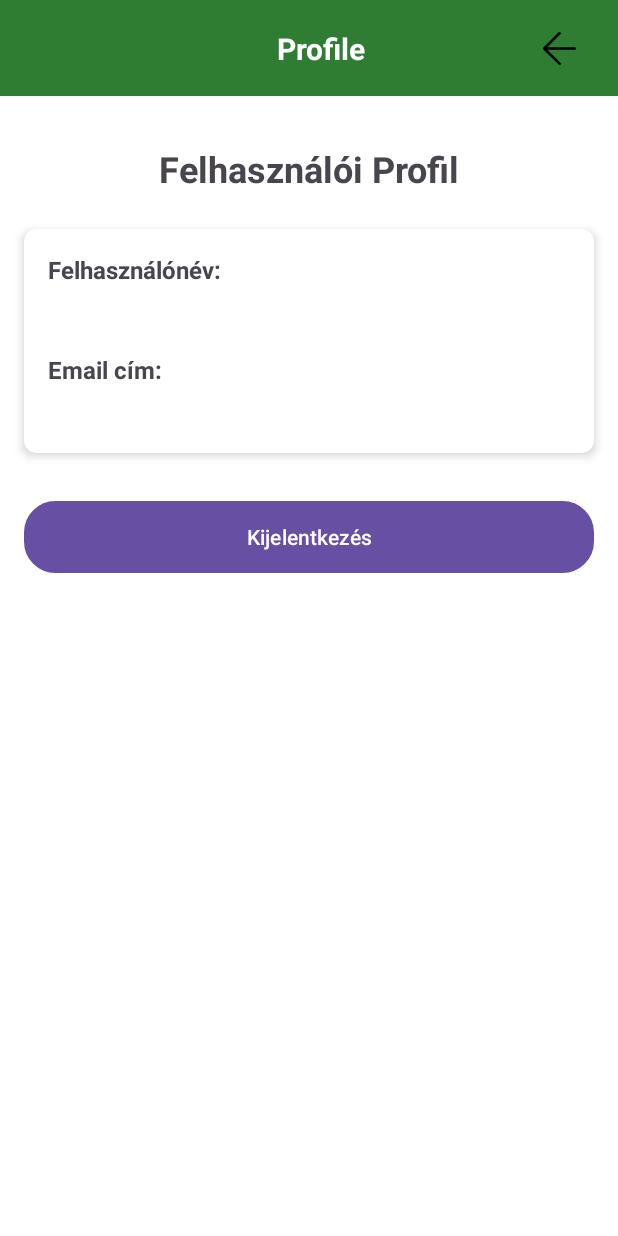
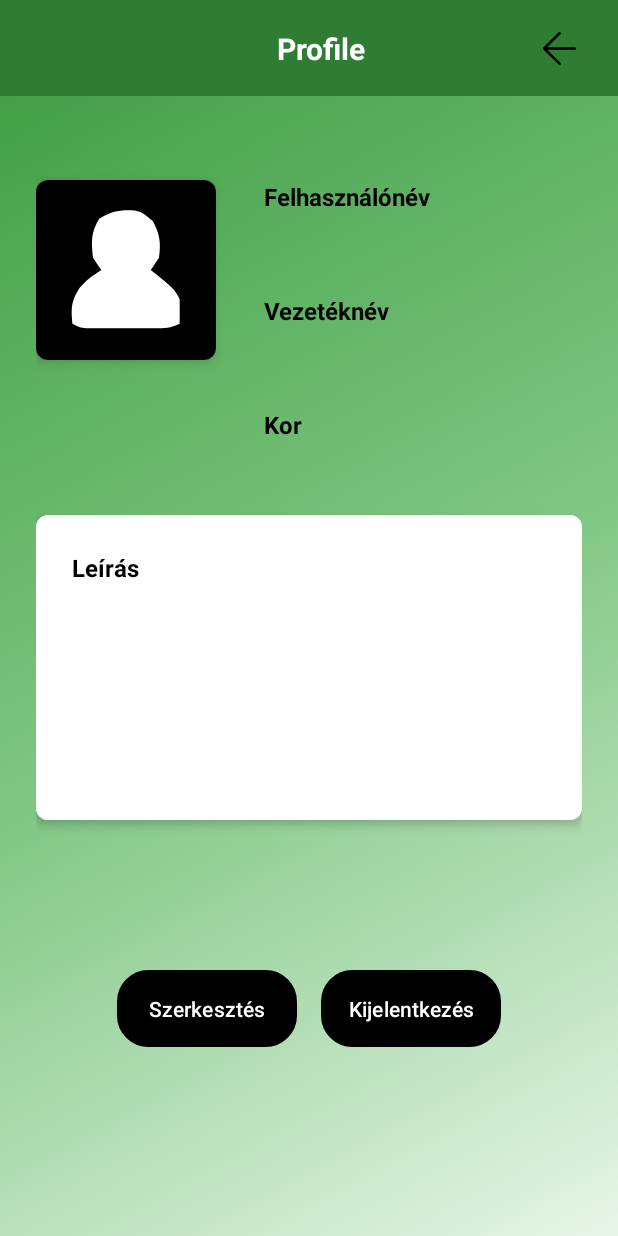
Before and after one commit to leko-szabolcs/Isport-Mobilok-II-beadando, an Android app: the ProfileFragment screen opened through its navigation route, on a phone screen of 412 x 824 dp. Run offline under Robolectric (Android 15) with nearby library versions, the phone set to English and light mode, and no system bars; our stand-ins replace Firebase (no records; nobody signed in at launch, a user with empty details on screens opened directly), navigation-ui.

Commit message:
UI_Version_3.0: Fejlesztett Profil fragement.

```diff
--- a/app/src/main/res/layout/fragment_login.xml
+++ b/app/src/main/res/layout/fragment_login.xml
@@ -54,7 +54,7 @@
         android:layout_marginTop="104dp"
         android:background="@drawable/rounded_input"
         android:elevation="4dp"
-        android:hint="Felhasználónév"
+        android:hint="E-mail cím"
         android:minHeight="48dp"
         android:padding="16dp"
         android:textColor="@color/black"
--- a/app/src/main/res/layout/fragment_profile.xml
+++ b/app/src/main/res/layout/fragment_profile.xml
@@ -4,86 +4,187 @@
     xmlns:tools="http://schemas.android.com/tools"
     android:layout_width="match_parent"
     android:layout_height="match_parent"
-    tools:context=".fragments.ProfileFragment">
+    android:background="@drawable/background"
+    android:padding="24dp">
+
+    <androidx.cardview.widget.CardView
+        android:id="@+id/profileImageCard"
+        android:layout_width="120dp"
+        android:layout_height="120dp"
+        android:layout_marginTop="32dp"
+        app:cardCornerRadius="8dp"
+        app:cardElevation="4dp"
+        app:layout_constraintStart_toStartOf="parent"
+        app:layout_constraintTop_toTopOf="parent">
+
+        <ImageView
+            android:id="@+id/profileImageView"
+            android:layout_width="match_parent"
+            android:layout_height="match_parent"
+            android:padding="16dp"
+            android:contentDescription="@string/profile_picture"
+            android:src="@drawable/ic_user"
+            android:background="@color/black"/>
+    </androidx.cardview.widget.CardView>
 
     <TextView
-        android:id="@+id/profileTitle"
+        android:id="@+id/labelUsername"
         android:layout_width="wrap_content"
         android:layout_height="wrap_content"
+        android:layout_marginStart="32dp"
         android:layout_marginTop="32dp"
-        android:text="Felhasználói Profil"
-        android:textSize="24sp"
+        android:text="@string/felhasznalonev"
+        android:textSize="16sp"
         android:textStyle="bold"
+        app:layout_constraintStart_toEndOf="@+id/profileImageCard"
+        app:layout_constraintTop_toTopOf="parent"
+        android:textColor="@color/black"/>
+
+    <TextView
+        android:id="@+id/usernameTextView"
+        android:layout_width="0dp"
+        android:layout_height="wrap_content"
+        android:layout_marginStart="32dp"
+        android:layout_marginTop="8dp"
+        android:layout_marginEnd="16dp"
+        android:textSize="16sp"
         app:layout_constraintEnd_toEndOf="parent"
-        app:layout_constraintStart_toStartOf="parent"
-        app:layout_constraintTop_toTopOf="parent" />
+        app:layout_constraintStart_toEndOf="@+id/profileImageCard"
+        app:layout_constraintTop_toBottomOf="@+id/labelUsername"
+        tools:text="teszt"
+        android:textColor="@color/black"/>
+
+    <TextView
+        android:id="@+id/labelFullName"
+        android:layout_width="wrap_content"
+        android:layout_height="wrap_content"
+        android:layout_marginStart="32dp"
+        android:layout_marginTop="24dp"
+        android:text="@string/vezeteknev"
+        android:textSize="16sp"
+        android:textStyle="bold"
+        app:layout_constraintStart_toEndOf="@+id/profileImageCard"
+        app:layout_constraintTop_toBottomOf="@+id/usernameTextView"
+        android:textColor="@color/black"/>
+
+    <TextView
+        android:id="@+id/fullNameTextView"
+        android:layout_width="0dp"
+        android:layout_height="wrap_content"
+        android:layout_marginStart="32dp"
+        android:layout_marginTop="8dp"
+        android:layout_marginEnd="16dp"
+        android:textSize="16sp"
+        app:layout_constraintEnd_toEndOf="parent"
+        app:layout_constraintStart_toEndOf="@+id/profileImageCard"
+        app:layout_constraintTop_toBottomOf="@+id/labelFullName"
+        tools:text="teszt"
+        android:textColor="@color/black"/>
+
+    <TextView
+        android:id="@+id/labelAge"
+        android:layout_width="wrap_content"
+        android:layout_height="wrap_content"
+        android:layout_marginStart="32dp"
+        android:layout_marginTop="24dp"
+        android:text="@string/kor"
+        android:textSize="16sp"
+        android:textStyle="bold"
+        app:layout_constraintStart_toEndOf="@+id/profileImageCard"
+        app:layout_constraintTop_toBottomOf="@+id/fullNameTextView"
+        android:textColor="@color/black"/>
+
+    <TextView
+        android:id="@+id/ageTextView"
+        android:layout_width="0dp"
+        android:layout_height="wrap_content"
+        android:layout_marginStart="32dp"
+        android:layout_marginTop="8dp"
+        android:layout_marginEnd="16dp"
+        android:textSize="16sp"
+        app:layout_constraintEnd_toEndOf="parent"
+        app:layout_constraintStart_toEndOf="@+id/profileImageCard"
+        app:layout_constraintTop_toBottomOf="@+id/labelAge"
+        tools:text="25"
+        android:textColor="@color/black"/>
+
+    <TextView
+        android:id="@+id/emailTextView"
+        android:layout_width="match_parent"
+        android:layout_height="wrap_content"
+        android:layout_marginTop="24dp"
+        android:textSize="14sp"
+        app:layout_constraintTop_toBottomOf="@+id/profileImageCard"
+        tools:text="emailcim@gmail.com"
+        android:textColor="@color/black"/>
 
     <androidx.cardview.widget.CardView
-        android:id="@+id/profileCard"
+        android:id="@+id/descriptionCard"
         android:layout_width="match_parent"
         android:layout_height="wrap_content"
-        android:layout_marginStart="16dp"
-        android:layout_marginTop="24dp"
-        android:layout_marginEnd="16dp"
+        android:layout_marginTop="60dp"
         app:cardCornerRadius="8dp"
         app:cardElevation="4dp"
         app:layout_constraintEnd_toEndOf="parent"
         app:layout_constraintStart_toStartOf="parent"
-        app:layout_constraintTop_toBottomOf="@+id/profileTitle">
+        app:layout_constraintTop_toBottomOf="@+id/emailTextView">
 
         <LinearLayout
             android:layout_width="match_parent"
-            android:layout_height="wrap_content"
+            android:layout_height="match_parent"
             android:orientation="vertical"
-            android:padding="16dp">
+            android:padding="24dp"
+            android:background="@android:color/white">
 
             <TextView
-                android:layout_width="wrap_content"
-                android:layout_height="wrap_content"
-                android:text="Felhasználónév:"
+                android:layout_width="match_parent"
+                android:layout_height="155dp"
+                android:text="@string/leiras"
+                android:textColor="@color/black"
+                android:textColorHint="@color/black"
                 android:textSize="16sp"
                 android:textStyle="bold" />
 
-            <TextView
-                android:id="@+id/usernameTextView"
-                android:layout_width="match_parent"
-                android:layout_height="wrap_content"
-                android:layout_marginTop="4dp"
-                android:layout_marginBottom="16dp"
-                android:textSize="18sp"
-                tools:text="username123" />
-
-            <TextView
-                android:layout_width="wrap_content"
-                android:layout_height="wrap_content"
-                android:text="Email cím:"
-                android:textSize="16sp"
-                android:textStyle="bold" />
-
-            <TextView
-                android:id="@+id/emailTextView"
-                android:layout_width="match_parent"
-                android:layout_height="wrap_content"
-                android:layout_marginTop="4dp"
-                android:textSize="18sp"
-                tools:text="user@example.com" />
-
         </LinearLayout>
-
     </androidx.cardview.widget.CardView>
 
-    <Button
-        android:id="@+id/logoutButton"
+    <LinearLayout
         android:layout_width="match_parent"
         android:layout_height="wrap_content"
-        android:layout_marginStart="16dp"
-        android:layout_marginTop="32dp"
-        android:layout_marginEnd="16dp"
-        android:background="@drawable/rounded_button"
-        android:text="Kijelentkezés"
-        android:textColor="@android:color/white"
+        android:layout_marginTop="80dp"
+        android:gravity="center"
+        android:orientation="horizontal"
+        android:paddingTop="20dp"
         app:layout_constraintEnd_toEndOf="parent"
         app:layout_constraintStart_toStartOf="parent"
-        app:layout_constraintTop_toBottomOf="@+id/profileCard" />
+        app:layout_constraintTop_toBottomOf="@+id/descriptionCard">
+
+        <Button
+            android:id="@+id/editButton"
+            android:layout_width="wrap_content"
+            android:layout_height="wrap_content"
+            android:layout_marginEnd="16dp"
+            android:minWidth="120dp"
+            android:padding="12dp"
+            android:text="@string/szerkesztes"
+            android:textAllCaps="false"
+            android:background="@drawable/rounded_button"
+            android:backgroundTint="@android:color/black"
+            app:backgroundTint="@android:color/black"
+            android:textColor="@android:color/white"/>
+
+        <Button
+            android:id="@+id/logoutButton"
+            android:layout_width="wrap_content"
+            android:layout_height="wrap_content"
+            android:minWidth="120dp"
+            android:padding="12dp"
+            android:text="@string/kijelentkezes"
+            android:textAllCaps="false"
+            android:background="@drawable/rounded_button"
+            android:backgroundTint="@android:color/black"
+            app:backgroundTint="@android:color/black"
+            android:textColor="@android:color/white"/>
+    </LinearLayout>
 
 </androidx.constraintlayout.widget.ConstraintLayout>
--- a/app/src/main/res/layout/fragment_register.xml
+++ b/app/src/main/res/layout/fragment_register.xml
@@ -54,7 +54,7 @@
         android:layout_marginTop="104dp"
         android:background="@drawable/rounded_input"
         android:elevation="4dp"
-        android:hint="Felhasználónév"
+        android:hint="E-mail cím"
         android:minHeight="48dp"
         android:padding="16dp"
         android:textColor="@color/black"
--- a/app/src/main/res/values/strings.xml
+++ b/app/src/main/res/values/strings.xml
@@ -1,5 +1,11 @@
 <resources>
     <string name="app_name">ISport_app</string>
-    <!-- TODO: Remove or change this placeholder text -->
     <string name="hello_blank_fragment">Hello blank fragment</string>
+    <string name="felhasznalonev">Felhasználónév</string>
+    <string name="vezeteknev">Vezetéknév</string>
+    <string name="kor">Kor</string>
+    <string name="leiras">Leírás</string>
+    <string name="szerkesztes">Szerkesztés</string>
+    <string name="kijelentkezes">Kijelentkezés</string>
+    <string name="profile_picture">Profilkép</string>
 </resources>
```
